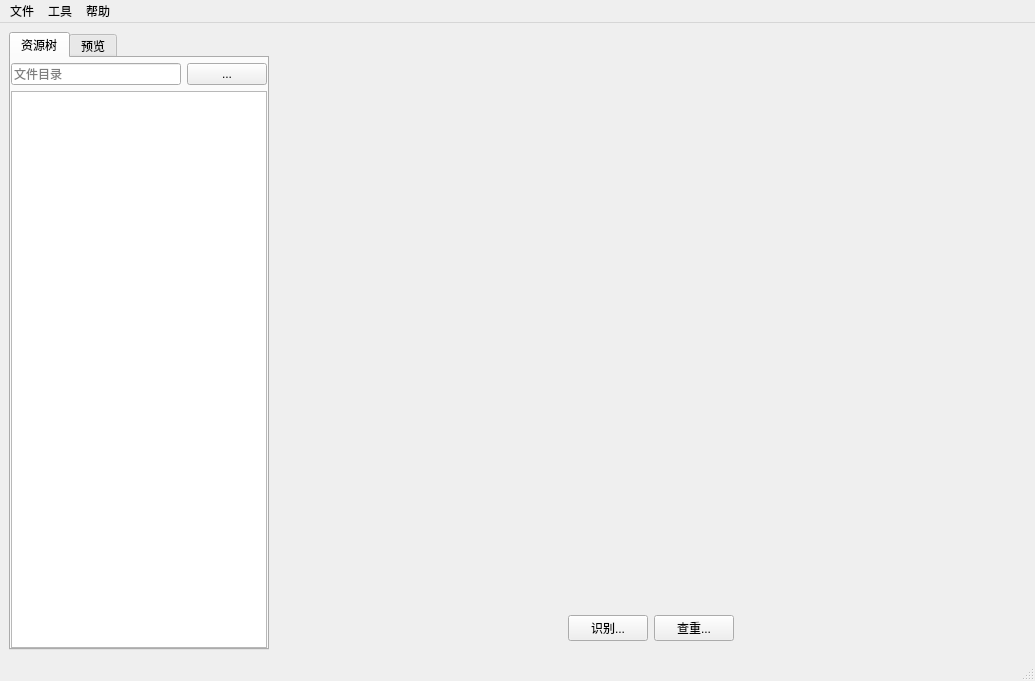
Qt form DefectRecognitionSystem/mainwindow.ui (MoutainVision/RadiographicTesting) before a commit.
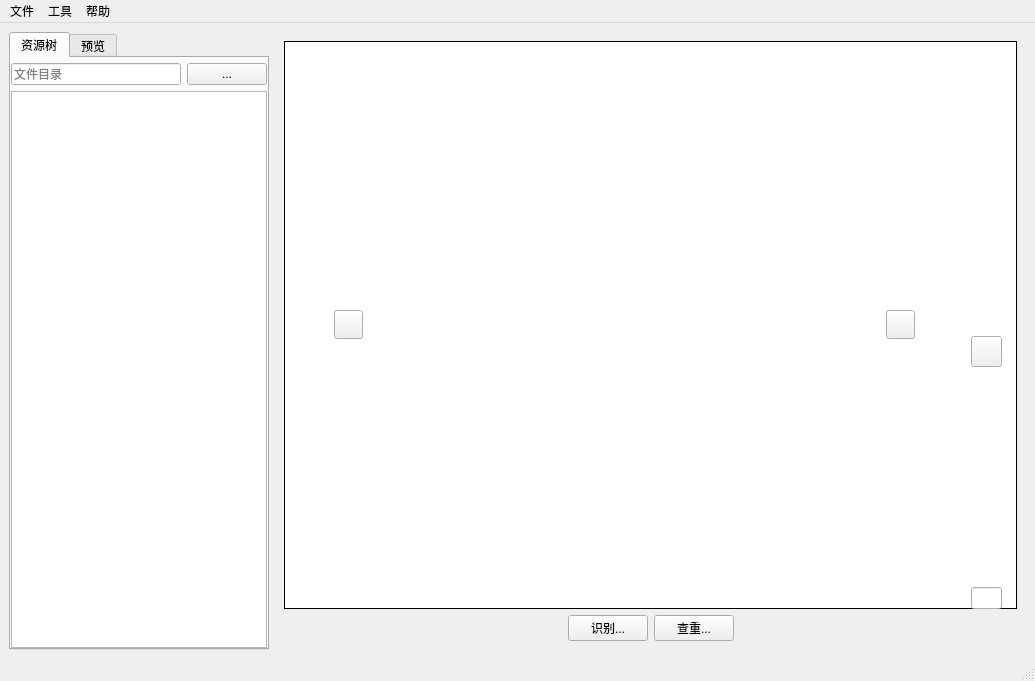
The same form after that commit. The open tabs and pages were chosen to show the change. Icons and pictures are not drawn.

Commit message: 主界面预览功能完善

The edit to the form file:
```diff
--- a/DefectRecognitionSystem/mainwindow.ui
+++ b/DefectRecognitionSystem/mainwindow.ui
@@ -153,7 +153,344 @@
      <widget class="QWidget" name="widget_right" native="true">
       <layout class="QVBoxLayout" name="verticalLayout" stretch="1,0">
        <item>
-        <widget class="QWidget" name="widget_img" native="true"/>
+        <widget class="QWidget" name="widget_img" native="true">
+         <property name="styleSheet">
+          <string notr="true">
+/*tab*/
+QTabWidget#tabWidget_main::tab-bar
+{
+    border-image:url(:/imgs/main_wnd_bg.png);
+}
+
+QWidget#widget_main
+{
+    border-top:1px solid rgb(212, 221, 236);
+    background-color:  rgb(64, 111, 191);
+}
+
+QWidget#widget_img
+{
+	border:1px solid rgb(0,0,0);
+    background-color: rgb(255, 255, 255);
+}
+
+/*十字*/
+QPushButton#pushButton_cross
+{
+        border-image:url(:/imgs/scale_normal.png);
+}
+
+QPushButton#pushButton_cross:hover
+{
+        border-image:url(:/imgs/scale_hover.png);
+}
+
+QPushButton#pushButton_cross:checked
+{
+        border-image:url(:/imgs/scale_active.png);
+}
+
+/*滑块*/
+QSlider#verticalSlider_diameter:vertical {
+    width: 18px;
+    border-width: 12px 0px 12px 0px;
+    border-image:url(:/imgs/Big_scrollbar_bg.png)12 0 12 0 repeat repeat;
+}
+
+QSlider#verticalSlider_diameter::groove:vertical
+{
+    subcontrol-origin:content;
+    width:18px;
+    background:transparent;
+}
+
+QSlider#verticalSlider_diameter::handle:vertical
+{
+    margin-top:-12px;
+    margin-bottom:-12px;
+    image:url(:/imgs/Big_scrollbar_chunk_normal.png);
+}
+
+QSlider#verticalSlider_diameter::handle:hover:vertical
+{
+    image:url(:/imgs/Big_scrollbar_chunk_hover.png);
+}
+
+QSlider#verticalSlider_diameter::handle:pressed:vertical
+{
+    image:url(:/imgs/Big_scrollbar_chunk_active.png);
+}
+
+QSlider::add-page:vertical {
+    background:transparent;
+ }
+
+/*滑块滑后*/
+ QSlider::sub-page:vertical {
+    background:transparent;
+ }
+
+
+
+QPushButton#pushButton_pre
+{
+        border-image:url(:/imgs/prev_normal.png);
+}
+
+QPushButton#pushButton_pre:hover
+{
+        border-image:url(:/imgs/prev_hover.png);
+}
+
+QPushButton#pushButton_pre:pressed
+{
+        border-image:url(:/imgs/prev_active.png);
+}
+
+QPushButton#pushButton_pre:!enabled
+{
+        border-image:url(:/imgs/prev_gray.png);
+}
+
+QPushButton#pushButton_next
+{
+        border-image:url(:/imgs/next_normal.png);
+}
+
+QPushButton#pushButton_next:hover
+{
+        border-image:url(:/imgs/next_hover.png);
+}
+
+QPushButton#pushButton_next:pressed
+{
+        border-image:url(:/imgs/next_active.png);
+}
+
+QPushButton#pushButton_next:!enabled
+{
+        border-image:url(:/imgs/next_gray.png);
+}
+
+/*全屏*/
+QPushButton#pushButton_full
+{
+border:none;
+    image:url(:/imgs/full_normal.png);
+}
+
+QPushButton#pushButton_full:hover
+{
+    image:url(:/imgs/full_hover.png);
+}
+
+QPushButton#pushButton_full:pressed
+{
+    image:url(:/imgs/full_active.png);
+}
+</string>
+         </property>
+         <layout class="QVBoxLayout" name="verticalLayout_5">
+          <property name="leftMargin">
+           <number>0</number>
+          </property>
+          <property name="topMargin">
+           <number>0</number>
+          </property>
+          <property name="rightMargin">
+           <number>0</number>
+          </property>
+          <property name="bottomMargin">
+           <number>0</number>
+          </property>
+          <item>
+           <layout class="QHBoxLayout" name="horizontalLayout_11" stretch="1,0,0">
+            <property name="leftMargin">
+             <number>0</number>
+            </property>
+            <property name="bottomMargin">
+             <number>0</number>
+            </property>
+            <item>
+             <layout class="QHBoxLayout" name="horizontalLayout_2">
+              <property name="leftMargin">
+               <number>50</number>
+              </property>
+              <property name="rightMargin">
+               <number>50</number>
+              </property>
+              <item>
+               <widget class="QPushButton" name="pushButton_pre">
+                <property name="minimumSize">
+                 <size>
+                  <width>29</width>
+                  <height>29</height>
+                 </size>
+                </property>
+                <property name="maximumSize">
+                 <size>
+                  <width>29</width>
+                  <height>29</height>
+                 </size>
+                </property>
+                <property name="text">
+                 <string/>
+                </property>
+               </widget>
+              </item>
+              <item>
+               <spacer name="horizontalSpacer_3">
+                <property name="orientation">
+                 <enum>Qt::Horizontal</enum>
+                </property>
+                <property name="sizeHint" stdset="0">
+                 <size>
+                  <width>40</width>
+                  <height>20</height>
+                 </size>
+                </property>
+               </spacer>
+              </item>
+              <item>
+               <widget class="QPushButton" name="pushButton_next">
+                <property name="minimumSize">
+                 <size>
+                  <width>29</width>
+                  <height>29</height>
+                 </size>
+                </property>
+                <property name="maximumSize">
+                 <size>
+                  <width>29</width>
+                  <height>29</height>
+                 </size>
+                </property>
+                <property name="text">
+                 <string/>
+                </property>
+               </widget>
+              </item>
+             </layout>
+            </item>
+            <item>
+             <layout class="QVBoxLayout" name="verticalLayout_15">
+              <property name="spacing">
+               <number>10</number>
+              </property>
+              <property name="rightMargin">
+               <number>0</number>
+              </property>
+              <property name="bottomMargin">
+               <number>0</number>
+              </property>
+              <item>
+               <spacer name="verticalSpacer_3">
+                <property name="orientation">
+                 <enum>Qt::Vertical</enum>
+                </property>
+                <property name="sizeHint" stdset="0">
+                 <size>
+                  <width>20</width>
+                  <height>40</height>
+                 </size>
+                </property>
+               </spacer>
+              </item>
+              <item>
+               <widget class="QPushButton" name="pushButton_cross">
+                <property name="minimumSize">
+                 <size>
+                  <width>31</width>
+                  <height>31</height>
+                 </size>
+                </property>
+                <property name="maximumSize">
+                 <size>
+                  <width>31</width>
+                  <height>31</height>
+                 </size>
+                </property>
+                <property name="text">
+                 <string/>
+                </property>
+                <property name="checkable">
+                 <bool>true</bool>
+                </property>
+               </widget>
+              </item>
+              <item>
+               <layout class="QHBoxLayout" name="horizontalLayout_7">
+                <property name="spacing">
+                 <number>0</number>
+                </property>
+                <property name="bottomMargin">
+                 <number>0</number>
+                </property>
+                <item>
+                 <widget class="QSlider" name="verticalSlider_diameter">
+                  <property name="minimumSize">
+                   <size>
+                    <width>0</width>
+                    <height>200</height>
+                   </size>
+                  </property>
+                  <property name="maximumSize">
+                   <size>
+                    <width>16777215</width>
+                    <height>200</height>
+                   </size>
+                  </property>
+                  <property name="styleSheet">
+                   <string notr="true"/>
+                  </property>
+                  <property name="value">
+                   <number>99</number>
+                  </property>
+                  <property name="orientation">
+                   <enum>Qt::Vertical</enum>
+                  </property>
+                 </widget>
+                </item>
+               </layout>
+              </item>
+              <item>
+               <widget class="QLineEdit" name="lineEdit_diameter">
+                <property name="minimumSize">
+                 <size>
+                  <width>31</width>
+                  <height>0</height>
+                 </size>
+                </property>
+                <property name="maximumSize">
+                 <size>
+                  <width>31</width>
+                  <height>16777215</height>
+                 </size>
+                </property>
+               </widget>
+              </item>
+             </layout>
+            </item>
+            <item>
+             <spacer name="horizontalSpacer_7">
+              <property name="orientation">
+               <enum>Qt::Horizontal</enum>
+              </property>
+              <property name="sizeType">
+               <enum>QSizePolicy::Fixed</enum>
+              </property>
+              <property name="sizeHint" stdset="0">
+               <size>
+                <width>15</width>
+                <height>20</height>
+               </size>
+              </property>
+             </spacer>
+            </item>
+           </layout>
+          </item>
+         </layout>
+        </widget>
        </item>
        <item>
         <layout class="QHBoxLayout" name="horizontalLayout_3">
```
Left out of the diff: 2 changed lines with no effect on the pictures. The commit also changes 6 other files.
